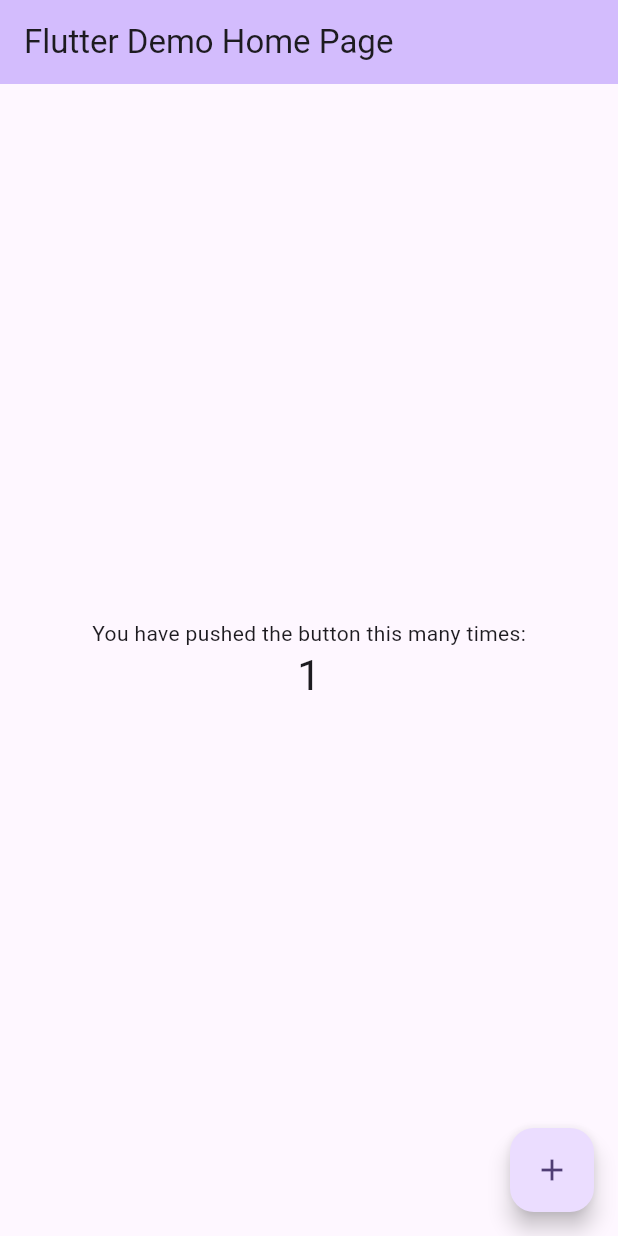
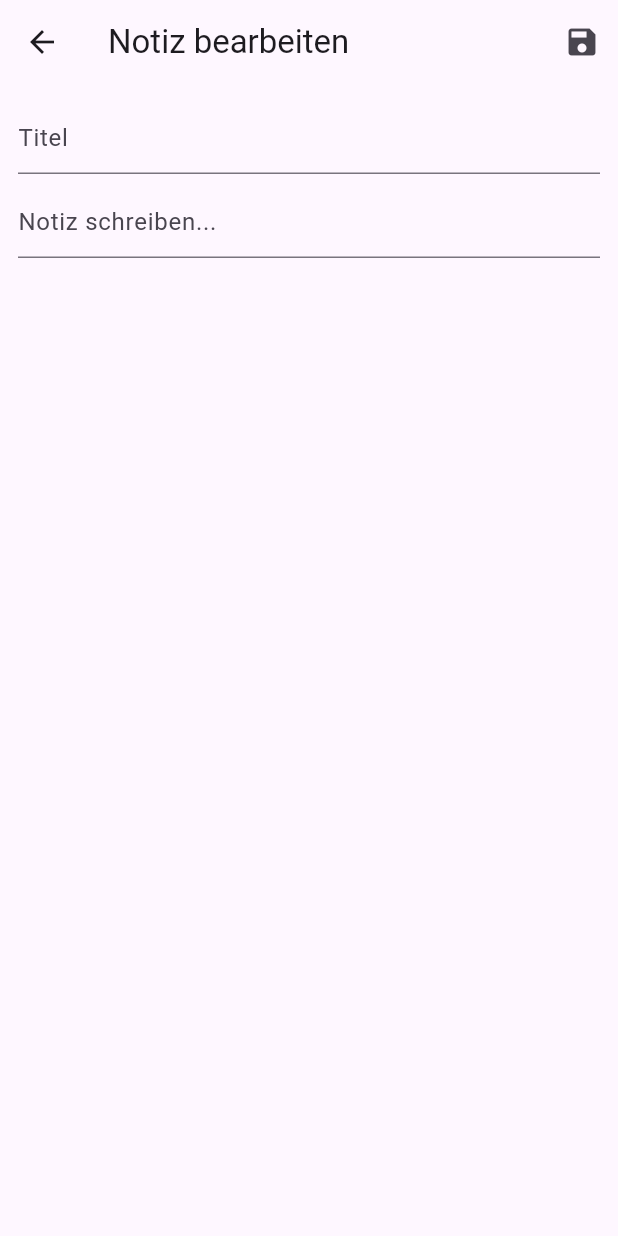
Before and after one commit to Schmeker/DictaNote, a Flutter app: the screen it shows after launch, after a tap on the "add" icon, on a phone screen of 412 x 824 dp. Run offline on Flutter 3.47's test engine with Material 3 defaults, Android fonts, the phone set to English and light mode, and no system bars.

```diff
--- a/dictanote/dictanote/lib/main.dart
+++ b/dictanote/dictanote/lib/main.dart
@@ -1,122 +1,173 @@
 import 'package:flutter/material.dart';
 
 void main() {
-  runApp(const MyApp());
+  runApp(const DictaNoteApp());
 }
 
-class MyApp extends StatelessWidget {
-  const MyApp({super.key});
+class DictaNoteApp extends StatelessWidget {
+  const DictaNoteApp({super.key});
 
-  // This widget is the root of your application.
   @override
   Widget build(BuildContext context) {
     return MaterialApp(
-      title: 'Flutter Demo',
+      title: 'DictaNote',
+      debugShowCheckedModeBanner: false,
       theme: ThemeData(
-        // This is the theme of your application.
-        //
-        // TRY THIS: Try running your application with "flutter run". You'll see
-        // the application has a purple toolbar. Then, without quitting the app,
-        // try changing the seedColor in the colorScheme below to Colors.green
-        // and then invoke "hot reload" (save your changes or press the "hot
-        // reload" button in a Flutter-supported IDE, or press "r" if you used
-        // the command line to start the app).
-        //
-        // Notice that the counter didn't reset back to zero; the application
-        // state is not lost during the reload. To reset the state, use hot
-        // restart instead.
-        //
-        // This works for code too, not just values: Most code changes can be
-        // tested with just a hot reload.
-        colorScheme: ColorScheme.fromSeed(seedColor: Colors.deepPurple),
+        primarySwatch: Colors.indigo,
       ),
-      home: const MyHomePage(title: 'Flutter Demo Home Page'),
+      home: const NotesPage(),
     );
   }
 }
 
-class MyHomePage extends StatefulWidget {
-  const MyHomePage({super.key, required this.title});
-
-  // This widget is the home page of your application. It is stateful, meaning
-  // that it has a State object (defined below) that contains fields that affect
-  // how it looks.
-
-  // This class is the configuration for the state. It holds the values (in this
-  // case the title) provided by the parent (in this case the App widget) and
-  // used by the build method of the State. Fields in a Widget subclass are
-  // always marked "final".
-
-  final String title;
+/// ----------------------
+/// Notizen-Übersicht
+/// ----------------------
+class NotesPage extends StatefulWidget {
+  const NotesPage({super.key});
 
   @override
-  State<MyHomePage> createState() => _MyHomePageState();
+  State<NotesPage> createState() => _NotesPageState();
 }
 
-class _MyHomePageState extends State<MyHomePage> {
-  int _counter = 0;
+class _NotesPageState extends State<NotesPage> {
+  final List<Map<String, String>> _notes = [
+    {'title': 'Willkommen', 'content': 'Dies ist deine erste Notiz 🎉'},
+  ];
 
-  void _incrementCounter() {
+  void _addNote(String title, String content) {
     setState(() {
-      // This call to setState tells the Flutter framework that something has
-      // changed in this State, which causes it to rerun the build method below
-      // so that the display can reflect the updated values. If we changed
-      // _counter without calling setState(), then the build method would not be
-      // called again, and so nothing would appear to happen.
-      _counter++;
+      _notes.add({'title': title, 'content': content});
     });
   }
 
   @override
   Widget build(BuildContext context) {
-    // This method is rerun every time setState is called, for instance as done
-    // by the _incrementCounter method above.
-    //
-    // The Flutter framework has been optimized to make rerunning build methods
-    // fast, so that you can just rebuild anything that needs updating rather
-    // than having to individually change instances of widgets.
+    return Scaffold(
+      appBar: AppBar(title: const Text('DictaNote')),
+      body: ListView.separated(
+        itemCount: _notes.length,
+        separatorBuilder: (_, __) => const Divider(height: 1),
+        itemBuilder: (context, index) {
+          final note = _notes[index];
+          return ListTile(
+            title: Text(note['title'] ?? ''),
+            subtitle: Text(
+              note['content'] ?? '',
+              maxLines: 1,
+              overflow: TextOverflow.ellipsis,
+            ),
+            onTap: () {
+              Navigator.push(
+                context,
+                MaterialPageRoute(
+                  builder: (_) => NoteEditorPage(
+                    onSave: _addNote,
+                    initialTitle: note['title'],
+                    initialContent: note['content'],
+                  ),
+                ),
+              );
+            },
+          );
+        },
+      ),
+      floatingActionButton: FloatingActionButton(
+        onPressed: () {
+          Navigator.push(
+            context,
+            MaterialPageRoute(
+              builder: (_) => NoteEditorPage(onSave: _addNote),
+            ),
+          );
+        },
+        child: const Icon(Icons.add),
+      ),
+    );
+  }
+}
+
+/// ----------------------
+/// Notiz-Editor
+/// ----------------------
+class NoteEditorPage extends StatefulWidget {
+  final Function(String, String) onSave;
+  final String? initialTitle;
+  final String? initialContent;
+
+  const NoteEditorPage({
+    super.key,
+    required this.onSave,
+    this.initialTitle,
+    this.initialContent,
+  });
+
+  @override
+  State<NoteEditorPage> createState() => _NoteEditorPageState();
+}
+
+class _NoteEditorPageState extends State<NoteEditorPage> {
+  late final TextEditingController _titleController;
+  late final TextEditingController _contentController;
+
+  @override
+  void initState() {
+    super.initState();
+    _titleController = TextEditingController(text: widget.initialTitle ?? '');
+    _contentController = TextEditingController(text: widget.initialContent ?? '');
+  }
+
+  @override
+  void dispose() {
+    _titleController.dispose();
+    _contentController.dispose();
+    super.dispose();
+  }
+
+  void _saveNote() {
+    final title = _titleController.text.trim();
+    final content = _contentController.text.trim();
+
+    if (title.isEmpty && content.isEmpty) {
+      Navigator.pop(context);
+      return;
+    }
+
+    widget.onSave(title.isEmpty ? 'Ohne Titel' : title, content);
+    Navigator.pop(context);
+  }
+
+  @override
+  Widget build(BuildContext context) {
     return Scaffold(
       appBar: AppBar(
-        // TRY THIS: Try changing the color here to a specific color (to
-        // Colors.amber, perhaps?) and trigger a hot reload to see the AppBar
-        // change color while the other colors stay the same.
-        backgroundColor: Theme.of(context).colorScheme.inversePrimary,
-        // Here we take the value from the MyHomePage object that was created by
-        // the App.build method, and use it to set our appbar title.
-        title: Text(widget.title),
+        title: const Text('Notiz bearbeiten'),
+        actions: [
+          IconButton(
+            icon: const Icon(Icons.save),
+            onPressed: _saveNote,
+          )
+        ],
       ),
-      body: Center(
-        // Center is a layout widget. It takes a single child and positions it
-        // in the middle of the parent.
+      body: Padding(
+        padding: const EdgeInsets.all(12),
         child: Column(
-          // Column is also a layout widget. It takes a list of children and
-          // arranges them vertically. By default, it sizes itself to fit its
-          // children horizontally, and tries to be as tall as its parent.
-          //
-          // Column has various properties to control how it sizes itself and
-          // how it positions its children. Here we use mainAxisAlignment to
-          // center the children vertically; the main axis here is the vertical
-          // axis because Columns are vertical (the cross axis would be
-          // horizontal).
-          //
-          // TRY THIS: Invoke "debug painting" (choose the "Toggle Debug Paint"
-          // action in the IDE, or press "p" in the console), to see the
-          // wireframe for each widget.
-          mainAxisAlignment: MainAxisAlignment.center,
-          children: <Widget>[
-            const Text('You have pushed the button this many times:'),
-            Text(
-              '$_counter',
-              style: Theme.of(context).textTheme.headlineMedium,
+          children: [
+            TextField(
+              controller: _titleController,
+              decoration: const InputDecoration(hintText: 'Titel'),
+            ),
+            const SizedBox(height: 8),
+            Expanded(
+              child: TextField(
+                controller: _contentController,
+                decoration: const InputDecoration(hintText: 'Notiz schreiben...'),
+                maxLines: null,
+              ),
             ),
           ],
         ),
       ),
-      floatingActionButton: FloatingActionButton(
-        onPressed: _incrementCounter,
-        tooltip: 'Increment',
-        child: const Icon(Icons.add),
-      ), // This trailing comma makes auto-formatting nicer for build methods.
     );
   }
 }
--- a/dictanote/lib/main.dart
+++ /dev/null
@@ -1,37 +0,0 @@
-import 'package:flutter/material.dart';
-
-void main() {
-  runApp(const DictaNoteApp());
-}
-
-class DictaNoteApp extends StatelessWidget {
-  const DictaNoteApp({super.key});
-
-  @override
-  Widget build(BuildContext context) {
-    return MaterialApp(
-      title: 'DictaNote',
-      debugShowCheckedModeBanner: false,
-      home: const HomePage(),
-      theme: ThemeData(
-        primarySwatch: Colors.indigo,
-      ),
-    );
-  }
-}
-
-class HomePage extends StatelessWidget {
-  const HomePage({super.key});
-
-  @override
-  Widget build(BuildContext context) {
-    return Scaffold(
-      appBar: AppBar(title: const Text('DictaNote')),
-      body: const Center(child: Text('Willkommen bei DictaNote 👋')),
-      floatingActionButton: FloatingActionButton(
-        onPressed: () {},
-        child: const Icon(Icons.add),
-      ),
-    );
-  }
-}
```
Also changed, not shown: dictanote/pubspec.yaml (deleted, +0 -21 lines), 1 other file.
